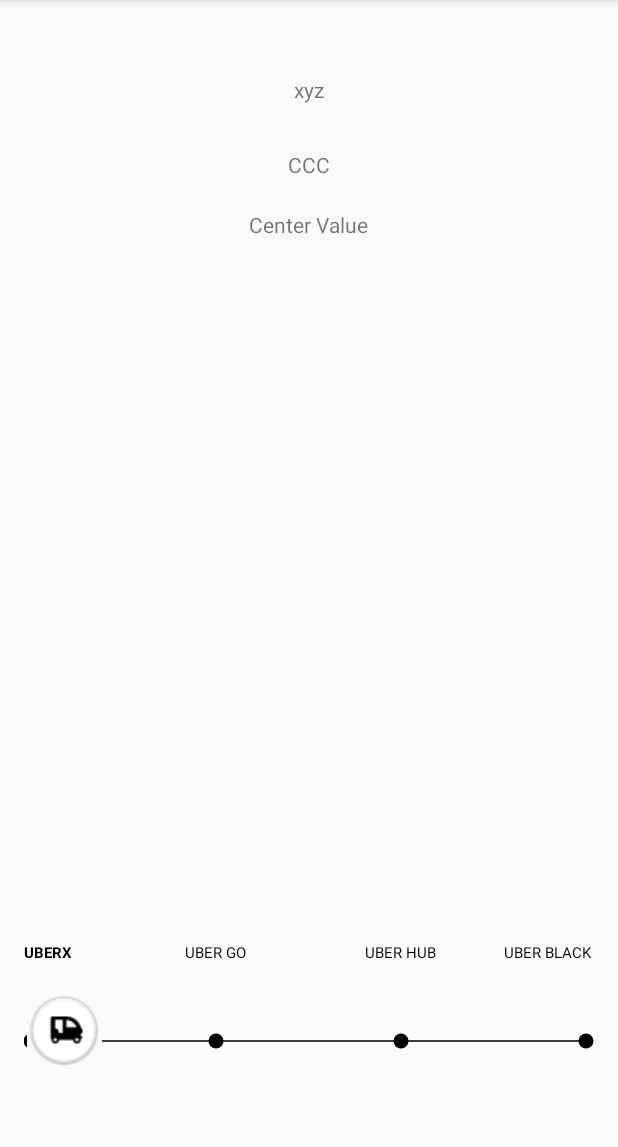
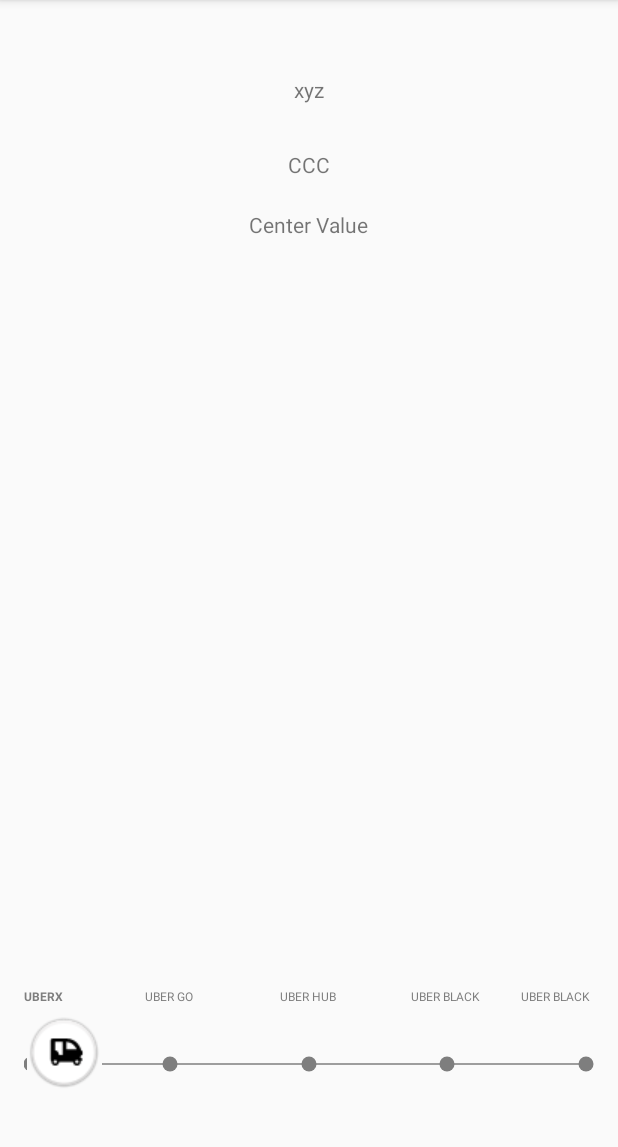
Before and after one commit to divyanshusrivastava02/UBER_Dynamic_Seekbar, an Android app: the screen it shows after launch (MainActivity), on a phone screen of 412 x 824 dp, the part 84-1231 px from its top. Run offline under Robolectric (Android 15) with nearby library versions, the phone set to English and light mode, and no system bars.

Commit message:
Image alignment

```diff
--- a/app/src/main/java/seekbar/com/divyu/in/seekbar/CustomDrawable.java
+++ b/app/src/main/java/seekbar/com/divyu/in/seekbar/CustomDrawable.java
@@ -104,13 +104,13 @@ public class CustomDrawable extends Drawable {
 	@Override
 	public final void draw(Canvas canvas) {
 		// Log.d("--- draw:" + (getBounds().right - getBounds().left));
-		int height = (this.getIntrinsicHeight() / 2)+80;
+		int height = (this.getIntrinsicHeight() / 2)+60;
 		if (mDots.size() == 0) {
 			canvas.drawLine(0, height, getBounds().right, height, unselectLinePaint);
 			return;
 		}
 		for (ComboSeekBar.Dot dot : mDots) {
-			drawText(canvas, dot, dot.mX, height-70);
+			drawText(canvas, dot, dot.mX, height-50);
 			if (dot.isSelected) {
 				canvas.drawLine(mDots.get(0).mX, height, dot.mX, height, selectLinePaint);
 				canvas.drawLine(dot.mX, height, mDots.get(mDots.size() - 1).mX, height, unselectLinePaint);
--- a/app/src/main/java/seekbar/com/divyu/in/seekbar/MainActivity.java
+++ b/app/src/main/java/seekbar/com/divyu/in/seekbar/MainActivity.java
@@ -40,7 +40,13 @@ public class MainActivity extends ActionBarActivity {
         /**
          *  ADD NEW UBER CARS AS PER YOUR NEED
          */
-        final List<String> seekBarStep = Arrays.asList("UBERX", "UBER GO", "UBER HUB", "UBER BLACK");
+        //CASE FOR 5
+        final List<String> seekBarStep = Arrays.asList("UBERX", "UBER GO", "UBER HUB", "UBER BLACK", "UBER BLACK");
+        //CASE FOR 6
+        //final List<String> seekBarStep = Arrays.asList("UBERX", "UBER GO", "UBER HUB", "UBER BLACK", "UBER BLACK", "UBER BLACK");
+
+
+
         imgs = getResources().obtainTypedArray(R.array.car_images);
         mSeekBar.setAdapter(seekBarStep);
         //mSeekBar.setThumb(getResources().getDrawable(R.drawable.sliderknob));
--- a/app/src/main/res/layout/main_activity.xml
+++ b/app/src/main/res/layout/main_activity.xml
@@ -35,16 +35,16 @@
         xmlns:cbs="http://schemas.android.com/apk/res-auto"
         android:id="@+id/seekBar"
         android:layout_width="match_parent"
-        android:layout_height="120dip"
+        android:layout_height="90dip"
         android:paddingLeft="8dp"
         android:paddingRight="8dp"
         android:thumbOffset="8dp"
-        android:maxHeight="110dip"
+        android:maxHeight="80dip"
         android:layout_alignParentBottom="true"
         android:layout_marginBottom="20dip"
-        cbs:myColor="@android:color/black"
+        cbs:myColor="@color/grey"
         cbs:multiline="false"
-        cbs:textSize="10sp"/>
+        cbs:textSize="8sp"/>
 
 
 
--- a/app/src/main/res/values/colors.xml
+++ b/app/src/main/res/values/colors.xml
@@ -4,4 +4,5 @@
     <color name="colorPrimaryDark">#303F9F</color>
     <color name="colorAccent">#FF4081</color>
     <color name="white">#ffff00</color>
+    <color name="grey">#7e7e7e</color>
 </resources>
```
